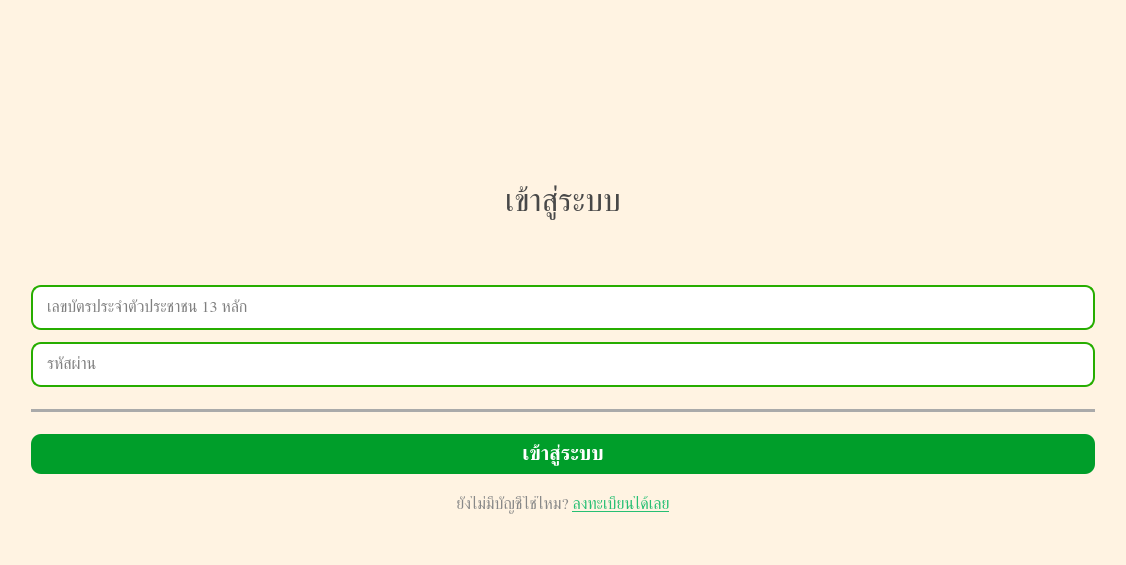
First picture: the form in logindialog.ui, repository khachenchai/bank-simulation-project-app, before the edit.
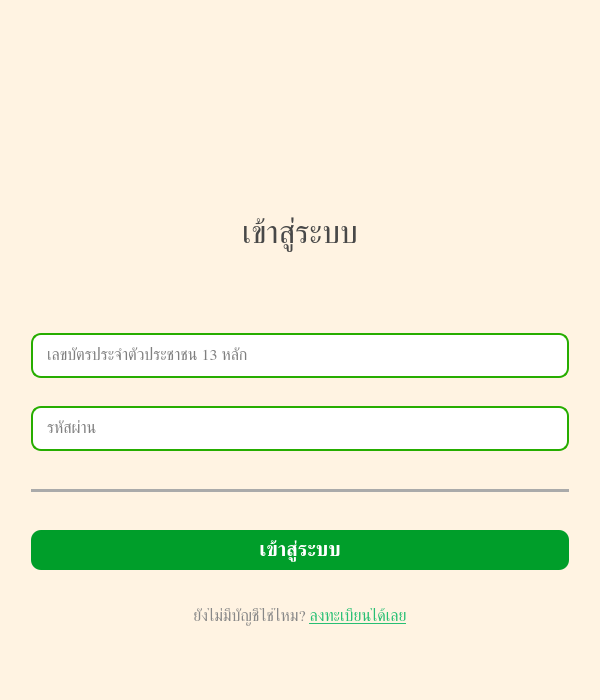
Second picture: the form after the edit. Icons and pictures are not drawn.

Commit message: finish login

Diff of the .ui file:
```diff
--- a/logindialog.ui
+++ b/logindialog.ui
@@ -6,10 +6,22 @@
    <rect>
     <x>0</x>
     <y>0</y>
-    <width>1126</width>
-    <height>565</height>
+    <width>600</width>
+    <height>700</height>
    </rect>
   </property>
+  <property name="minimumSize">
+   <size>
+    <width>600</width>
+    <height>0</height>
+   </size>
+  </property>
+  <property name="maximumSize">
+   <size>
+    <width>1126</width>
+    <height>700</height>
+   </size>
+  </property>
   <property name="windowTitle">
    <string>Dialog</string>
   </property>
```
The commit also changes 1 other file.
